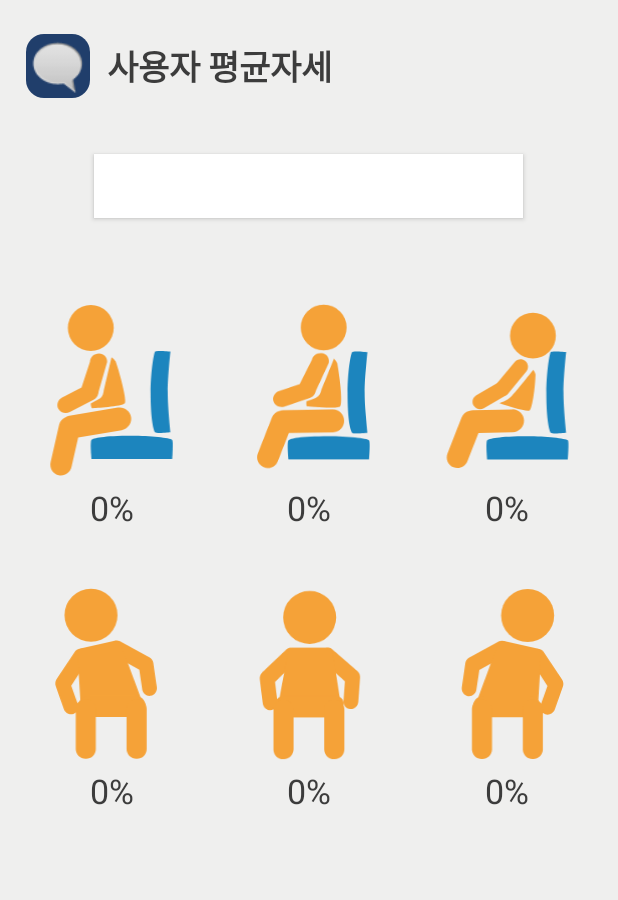
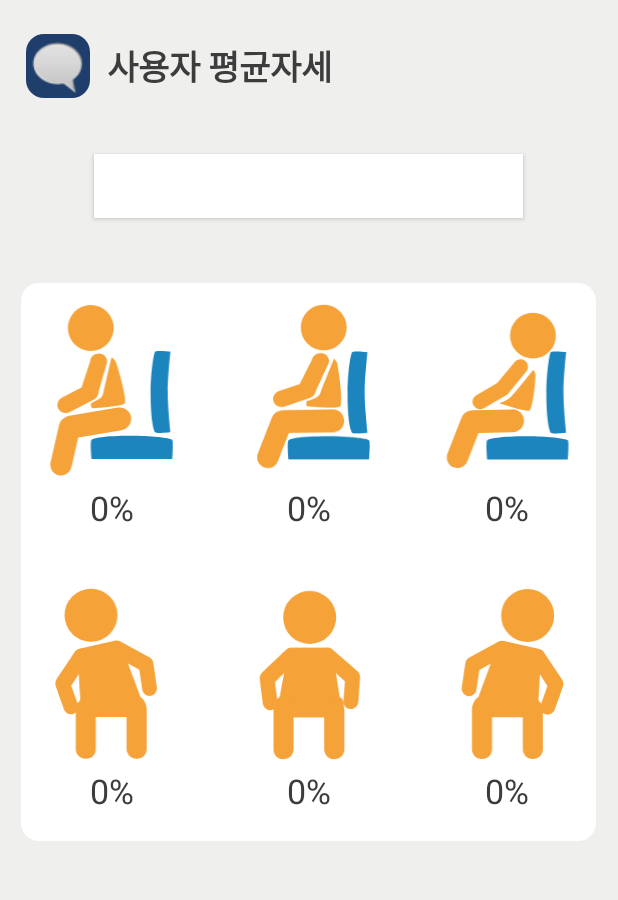
Before and after one commit to tjgmlfbs124/Outsourcing-Smart-Chair, an Android app: the layout activity_log.xml on its own in the app's theme, with its tools: preview values and no code run, on a phone screen of 412 x 824 dp, the part 150-1050 px from its top. Run offline under Robolectric (Android 15) with nearby library versions, the phone set to English and light mode, and no system bars; plain views replace SegmentedButton, SegmentedButtonGroup.

Commit message:
apk key.jks추가 / 에러 예외처리

```diff
--- a/app/src/main/java/com/example/COP/LogActivity.java
+++ b/app/src/main/java/com/example/COP/LogActivity.java
@@ -105,6 +105,7 @@ public class LogActivity extends AppCompatActivity {
             Calendar calendar = Calendar.getInstance();
             calendar.add(Calendar.DAY_OF_YEAR, -1*amount);
             Long tempL = calendar.getTimeInMillis();
+            if (jsonArrayData == null) return;
             String result = "";
             for (int i = 0; i < jsonArrayData.length(); i++) {
                 JSONObject tempObj = jsonArrayData.getJSONObject(i);
--- a/app/src/main/res/layout/activity_log.xml
+++ b/app/src/main/res/layout/activity_log.xml
@@ -109,6 +109,14 @@
                 app:textColor="#000000" />
         </com.addisonelliott.segmentedbutton.SegmentedButtonGroup>
 
+        <LinearLayout
+            android:layout_width="wrap_content"
+            android:layout_height="wrap_content"
+            app:scale_height="1300"
+            app:scale_left="50"
+            app:scale_top="850"
+            app:scale_width="1340"
+            android:background="@drawable/menu_background_white"/>
 
 
         <androidx.appcompat.widget.AppCompatImageView
```
Also changed, not shown: 3 other files.
